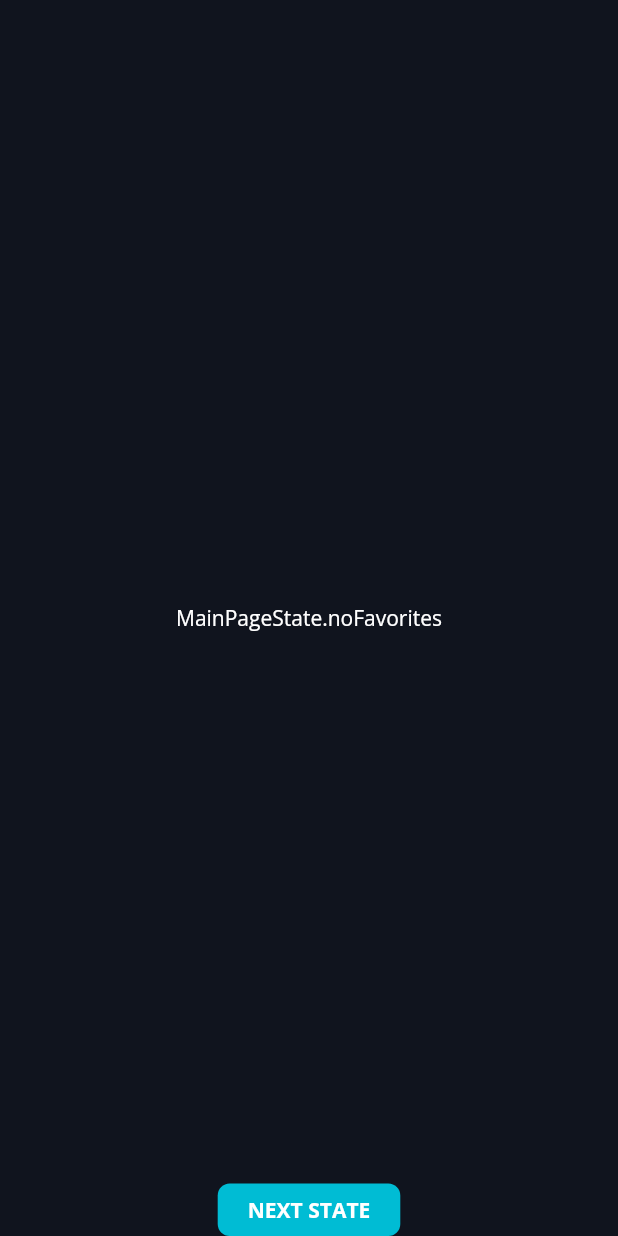
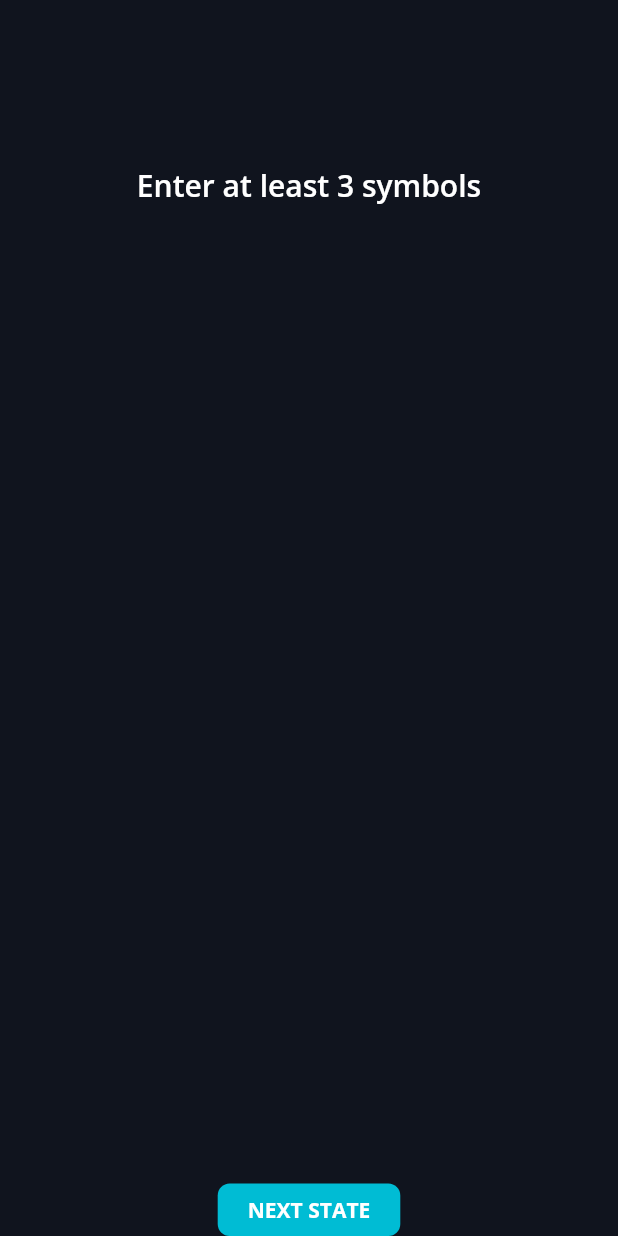
Before and after one commit to NatalinStanislav/superheroes, a Flutter app: the screen it shows after launch, on a phone screen of 412 x 824 dp. Run offline on Flutter 3.47's test engine with Material 2 defaults, Android fonts, the phone set to English and light mode, and no system bars; our stand-ins replace google_fonts, rxdart.

Commit message:
lesson 5 after 3 homework

```diff
--- a/lib/pages/main_page.dart
+++ b/lib/pages/main_page.dart
@@ -35,7 +35,6 @@ class _MainPageState extends State<MainPage> {
 }
 
 class MainPageContent extends StatelessWidget {
-
   @override
   Widget build(BuildContext context) {
     final MainBloc bloc = Provider.of<MainBloc>(context);
@@ -48,7 +47,7 @@ class MainPageContent extends StatelessWidget {
             onTap: () {
               bloc.nextState();
             },
-            child: ActionButton(text: "Next state",onTap: (){}),
+            child: ActionButton(text: "Next state", onTap: () {}),
           ),
         )
       ],
@@ -57,7 +56,6 @@ class MainPageContent extends StatelessWidget {
 }
 
 class MainPageStateWidget extends StatelessWidget {
-
   @override
   Widget build(BuildContext context) {
     final MainBloc bloc = Provider.of<MainBloc>(context);
@@ -74,6 +72,20 @@ class MainPageStateWidget extends StatelessWidget {
             return LoadingIndicator();
           case MainPageState.noFavorites:
           case MainPageState.minSymbols:
+            return Align(
+              alignment: Alignment.topCenter,
+              child: Padding(
+                padding: EdgeInsets.only(top: 110),
+                child: Text(
+                  "Enter at least 3 symbols",
+                  style: TextStyle(
+                    color: Colors.white,
+                    fontWeight: FontWeight.w600,
+                    fontSize: 20,
+                  ),
+                ),
+              ),
+            );
           case MainPageState.nothingFound:
           case MainPageState.loadingError:
           case MainPageState.searchResults:
```
Also changed, not shown: 1 other file.
